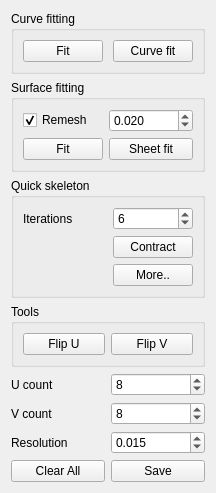
Before: the Qt Designer form nurbs_plugin/nurbstools.ui in ialhashim/topo-blend, drawn with Qt 5.
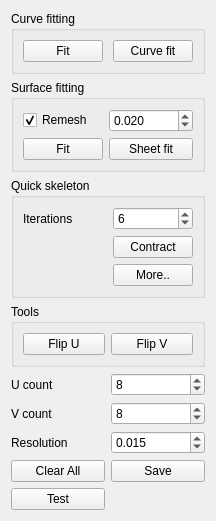
After: the same form once the commit is applied. Icons and pictures are not drawn.

The edit to the form file:
```diff
--- a/nurbs_plugin/nurbstools.ui
+++ b/nurbs_plugin/nurbstools.ui
@@ -7,7 +7,7 @@
     <x>0</x>
     <y>0</y>
     <width>214</width>
-    <height>457</height>
+    <height>480</height>
    </rect>
   </property>
   <property name="windowTitle">
@@ -290,6 +290,13 @@
      </layout>
     </widget>
    </item>
+   <item row="9" column="0">
+    <widget class="QPushButton" name="experimentButton">
+     <property name="text">
+      <string>Test</string>
+     </property>
+    </widget>
+   </item>
   </layout>
  </widget>
  <resources>
```
